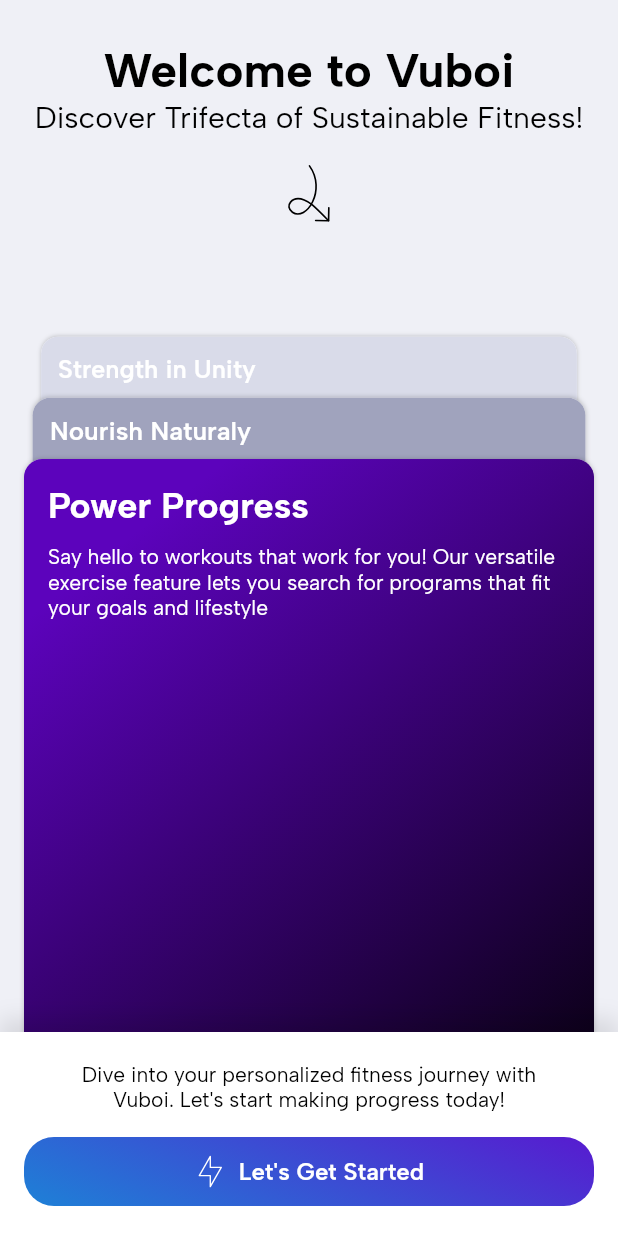
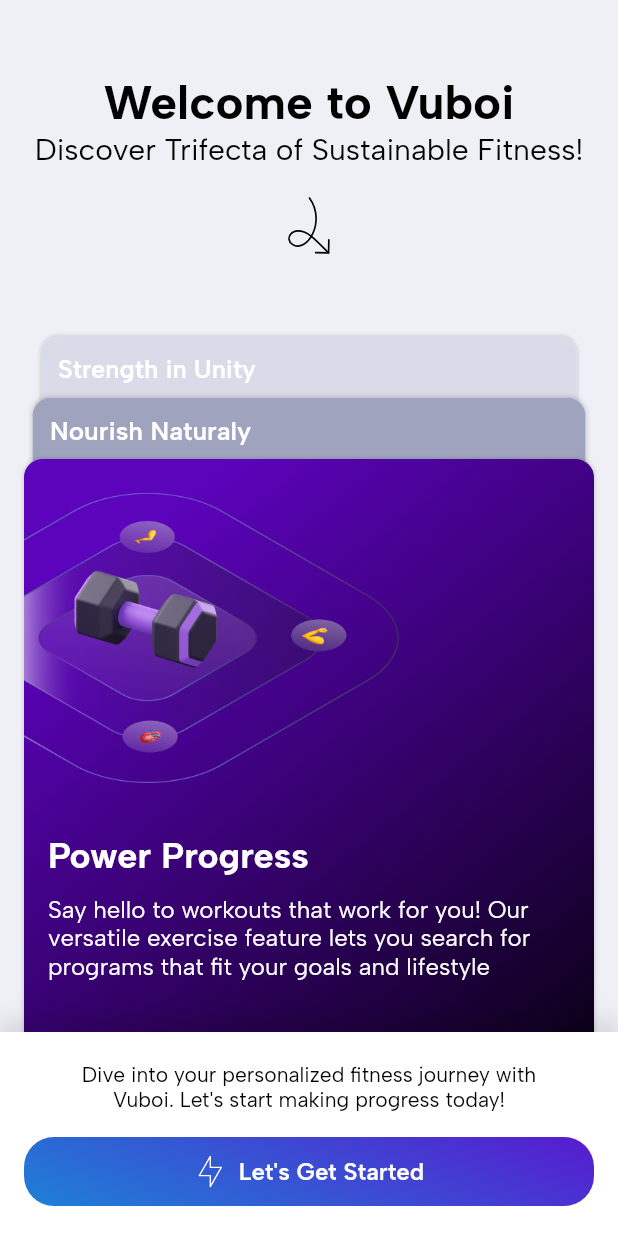
Before and after one commit to vuboitech/vuboi-fitness-app, a Flutter app: the screen it shows after launch, on a phone screen of 412 x 824 dp. Run offline on Flutter 3.47's test engine with Material 2 defaults, Android fonts, the phone set to English and light mode, and no system bars; our stand-ins replace firebase_auth, firebase_core, flutter_svg, google_fonts, google_sign_in, lottie; accounts and stored records are empty.

Commit message:
completing onboarding screen

```diff
--- a/lib/ui/screens/exersice_page.dart
+++ b/lib/ui/screens/exersice_page.dart
@@ -64,7 +64,7 @@ class ExersicePage extends StatelessWidget {
             opacityChangeOnDrag: true,
             swipeOrientation: CardOrientation.both,
             cardDismissOrientation: CardOrientation.both,
-            positionFactor: 2,
+            positionFactor: 2.2,
             scaleFactor: 1,
             alignment: Alignment.center,
             reverseOrder: true,
@@ -245,7 +245,7 @@ class ExersicePage extends StatelessWidget {
     final double containerWidth = MediaQuery
         .of(context)
         .size
-        .width - 16;
+        .width - 32;
 
     var list = <CardModel>[];
     list.add(
--- a/lib/ui/screens/on_boarding_screen.dart
+++ b/lib/ui/screens/on_boarding_screen.dart
@@ -7,7 +7,6 @@ import 'package:fitness/ui/widgets/modules/stacks/card_stack_widget.dart';
 import 'package:fitness/utils/app_color.dart';
 import 'package:flutter/material.dart';
 import 'package:flutter/services.dart';
-import 'package:flutter_facebook_auth/flutter_facebook_auth.dart';
 import 'package:google_sign_in/google_sign_in.dart';
 import 'package:lottie/lottie.dart';
 
@@ -18,9 +17,11 @@ class OnBoardingScreen extends StatefulWidget {
   State<OnBoardingScreen> createState() => _OnBoardingScreenState();
 }
 
-class _OnBoardingScreenState extends State<OnBoardingScreen> {
+class _OnBoardingScreenState extends State<OnBoardingScreen> with TickerProviderStateMixin {
   late double stackCardHeight;
   late double stackCardWidth;
+
+  late final AnimationController _arrowAnimationController;
 
   @override
   void initState() {
@@ -30,7 +31,15 @@ class _OnBoardingScreenState extends State<OnBoardingScreen> {
       statusBarBrightness: Brightness.light, //iOS
     ));
 
+    _arrowAnimationController = AnimationController(vsync: this);
+
     super.initState();
+  }
+
+  @override
+  void dispose() {
+    _arrowAnimationController.dispose();
+    super.dispose();
   }
 
   @override
@@ -42,7 +51,7 @@ class _OnBoardingScreenState extends State<OnBoardingScreen> {
         .width - 32;
 
     return Scaffold(
-      backgroundColor: Color(0xFFEFF0F6),
+      backgroundColor: const Color(0xFFEFF0F6),
       body: SafeArea(
         child: SizedBox(
           width: double.infinity,
@@ -51,7 +60,7 @@ class _OnBoardingScreenState extends State<OnBoardingScreen> {
             child: Column(
               crossAxisAlignment: CrossAxisAlignment.center,
               children: [
-                const SizedBox(height: 28),
+                SizedBox(height: MediaQuery.of(context).size.height * 0.06),
 
                 const Text(
                   'Welcome to Vuboi',
@@ -79,6 +88,11 @@ class _OnBoardingScreenState extends State<OnBoardingScreen> {
                       width: 118,
                       height: 118,
                       fit: BoxFit.fill,
+                      controller: _arrowAnimationController,
+                      onLoaded: (composition) {
+                        _arrowAnimationController.duration = composition.duration;
+                        _playDelayedArrowAnimation();
+                      }
                     ),
                   ),
                 ),
@@ -94,6 +108,7 @@ class _OnBoardingScreenState extends State<OnBoardingScreen> {
             height: stackCardHeight,
             child: CardStackWidget(
               opacityChangeOnDrag: true,
+              showIndicator: true,
               swipeOrientation: CardOrientation.both,
               cardDismissOrientation: CardOrientation.both,
               positionFactor: 2.4,
@@ -111,6 +126,7 @@ class _OnBoardingScreenState extends State<OnBoardingScreen> {
                     height: stackCardHeight,
                     width: stackCardWidth,
                     child: _onboardingItem(
+                      imageAsset: 'assets/images/img_dumbbell.png',
                       gradient: AppColor.purpleBlack,
                       title: "Power Progress",
                       description: "Say hello to workouts that work for you! Our versatile exercise feature lets you search for programs that fit your goals and lifestyle"
@@ -125,6 +141,7 @@ class _OnBoardingScreenState extends State<OnBoardingScreen> {
                     height: stackCardHeight,
                     width: stackCardWidth,
                     child: _onboardingItem(
+                      imageAsset: 'assets/images/img_yoghurt.png',
                       gradient: AppColor.cyanBlack,
                       title: "Nourish Naturaly",
                       description: "Say hello to workouts that work for you! Our versatile exercise feature lets you search for programs that fit your goals and lifestyle"
@@ -139,6 +156,7 @@ class _OnBoardingScreenState extends State<OnBoardingScreen> {
                     height: stackCardHeight,
                     width: stackCardWidth,
                     child: _onboardingItem(
+                      imageAsset: 'assets/images/img_social.png',
                       gradient: AppColor.redBlack,
                       title: "Strength in Unity",
                       description: "Connect, share, and learn from your friends workout routines and recipes. build a community that inspires and motivates you to keep going"
@@ -148,8 +166,7 @@ class _OnBoardingScreenState extends State<OnBoardingScreen> {
               ],
             ),
           ),
-          SafeArea(
-            child: Container(
+          Container(
             padding: const EdgeInsets.symmetric(
               horizontal: 16,
               vertical: 20
@@ -164,6 +181,7 @@ class _OnBoardingScreenState extends State<OnBoardingScreen> {
                 ),
               ],
             ),
+            child: SafeArea(
               child: Column(
                 mainAxisSize: MainAxisSize.min,
                 children: [
@@ -195,6 +213,25 @@ class _OnBoardingScreenState extends State<OnBoardingScreen> {
         ],
       ),
     );
+  }
+
+  void _playDelayedArrowAnimation() {
+    _arrowAnimationController.forward(from: 0);
+    Future.delayed(const Duration(milliseconds: 560), () {
+      _arrowAnimationController.stop();
+
+      _replayDelayedArrowAninmation();
+    });
+  }
+
+  void _replayDelayedArrowAninmation() {
+    Future.delayed(const Duration(seconds: 2), () {
+      _arrowAnimationController.forward();
+
+      Future.delayed(const Duration(seconds: 2), () {
+        _playDelayedArrowAnimation();
+      });
+    });
   }
 
   void _showAuthBottomSheet() {
@@ -244,7 +281,7 @@ class _OnBoardingScreenState extends State<OnBoardingScreen> {
             text: 'Continue with Facebook',
             onPressed: () async {
               // Trigger the sign-in flow
-                final LoginResult loginResult = await FacebookAuth.instance.login();
+              /*final LoginResult loginResult = await FacebookAuth.instance.login();
               switch (loginResult.status) {
                 case LoginStatus.success:
                   final OAuthCredential facebookAuthCredential = FacebookAuthProvider.credential(loginResult.accessToken!.token);
@@ -255,7 +292,7 @@ class _OnBoardingScreenState extends State<OnBoardingScreen> {
 
                 default:
 
-                }
+              }*/
             },
           ),
 
@@ -277,17 +314,30 @@ class _OnBoardingScreenState extends State<OnBoardingScreen> {
   }
 
   Widget _onboardingItem({
+    required String imageAsset,
     required String title,
     required String description,
     required LinearGradient gradient
   }) {
     return Container(
       width: double.infinity,
-      padding: const EdgeInsets.all(16),
       decoration: BoxDecoration(
         borderRadius: const BorderRadius.all(Radius.circular(12)),
         gradient: gradient,
       ),
+      child: Column(
+        crossAxisAlignment: CrossAxisAlignment.start,
+        mainAxisAlignment: MainAxisAlignment.start,
+        mainAxisSize: MainAxisSize.min,
+        children: [
+          const SizedBox(height: 20),
+          Image.asset(
+            imageAsset,
+            height: MediaQuery.of(context).size.height * 0.24,
+          ),
+          const SizedBox(height: 32),
+          Padding(
+            padding: const EdgeInsets.symmetric(horizontal: 16),
             child: Column(
               crossAxisAlignment: CrossAxisAlignment.start,
               children: [
@@ -304,7 +354,11 @@ class _OnBoardingScreenState extends State<OnBoardingScreen> {
                   description,
                   style: const TextStyle(
                     fontWeight: FontWeight.w400,
+                    fontSize: 16,
                     color: Colors.white
+                  ),
+                ),
+              ],
             ),
           ),
         ],
--- a/lib/ui/widgets/base/slider_indicator.dart
+++ b/lib/ui/widgets/base/slider_indicator.dart
@@ -5,7 +5,8 @@ class SliderIndicator extends StatelessWidget {
   final int activeIndicator;
   final double indicatorSize;
 
-  SliderIndicator({
+  const SliderIndicator({
+    super.key,
     required this.indicatorCount,
     required this.activeIndicator,
     this.indicatorSize = 8
--- a/lib/ui/widgets/modules/stacks/card_stack_widget.dart
+++ b/lib/ui/widgets/modules/stacks/card_stack_widget.dart
@@ -21,6 +21,8 @@ class CardStackWidget extends StatefulWidget {
 
   /// List of card shown.
   final List<CardModel> cardList;
+
+  final bool showIndicator;
 
   /// Scale factor for items into the list.
   final double scaleFactor;
@@ -69,6 +71,7 @@ class CardStackWidget extends StatefulWidget {
     this.alignment,
     this.reverseOrder = false,
     this.onCardTap,
+    this.showIndicator = false,
     this.opacityChangeOnDrag = false,
     this.animateCardScale = false,
     this.dismissedCardDuration,
@@ -91,6 +94,7 @@ class CardStackWidget extends StatefulWidget {
     this.alignment,
     this.reverseOrder = false,
     this.onCardTap,
+    this.showIndicator = false,
     this.opacityChangeOnDrag = false,
     this.animateCardScale = false,
     this.dismissedCardDuration,
@@ -162,6 +166,7 @@ class _CardStackWidgetState extends State<CardStackWidget>
       final card = CardWidget(
         position: currentIndex,
         totalItem: lengthCardList,
+        showIndicator: widget.showIndicator,
         listenableDismissedAnimation: currentIndex == 0 ? listenableStartingAnimation : null,
         listenablePositionTop: listenableTop,
         listenableScale: listenableScale,
--- a/lib/ui/widgets/modules/stacks/card_widget.dart
+++ b/lib/ui/widgets/modules/stacks/card_widget.dart
@@ -7,6 +7,7 @@ class CardWidget extends StatefulWidget {
 
   final int position;
   final int totalItem;
+  final bool showIndicator;
 
   final double? scale;
 
@@ -52,6 +53,7 @@ class CardWidget extends StatefulWidget {
     Key? key,
     required this.position,
     required this.totalItem,
+    required this.showIndicator,
     required this.listenableScale,
     required this.listenablePositionTop,
     required this.positionTop,
@@ -116,6 +118,7 @@ class _CardWidgetState extends State<CardWidget> with TickerProviderStateMixin {
           onCardTap: widget.onCardTap,
           positionTop: widget.positionTop,
           scale: scale,
+          showIndicator: widget.showIndicator,
         );
       },
     );
@@ -250,6 +253,7 @@ class _CardWidgetState extends State<CardWidget> with TickerProviderStateMixin {
 class CardBodyWidget extends StatelessWidget {
   final int position;
   final int totalItem;
+  final bool showIndicator;
 
   /// Value for dismissed animation
   final double? dismissedAnimationValue;
@@ -289,6 +293,7 @@ class CardBodyWidget extends StatelessWidget {
     Key? key,
     required this.position,
     required this.totalItem,
+    required this.showIndicator,
     required this.model,
     required this.listenablePositionTop,
     required this.listenableScale,
@@ -328,6 +333,7 @@ class CardBodyWidget extends StatelessWidget {
           child: CardChildWidget(
             position: position,
             totalItem: totalItem,
+            showIndicator: showIndicator,
             handleVerticalEnd: handleVerticalEnd,
             handleVerticalUpdate: handleVerticalUpdate,
             model: model,
@@ -342,6 +348,7 @@ class CardBodyWidget extends StatelessWidget {
 class CardChildWidget extends StatelessWidget {
   final int position;
   final int totalItem;
+  final bool showIndicator;
 
   /// The card model
   final CardModel model;
@@ -359,6 +366,7 @@ class CardChildWidget extends StatelessWidget {
     Key? key,
     required this.position,
     required this.totalItem,
+    required this.showIndicator,
     required this.model,
     required this.handleVerticalUpdate,
     required this.handleVerticalEnd,
@@ -403,7 +411,7 @@ class CardChildWidget extends StatelessWidget {
               margin: const EdgeInsets.all(12),
               child: Text(
                 model.cardTitle ?? "",
-                style: TextStyle(
+                style: const TextStyle(
                   fontSize: 18,
                   fontWeight: FontWeight.w600,
                   color: Colors.white
--- a/pubspec.yaml
+++ b/pubspec.yaml
@@ -18,7 +18,7 @@ dependencies:
   firebase_core: ^2.14.0
   firebase_auth: ^4.6.3
   google_sign_in: ^6.1.4
-  flutter_facebook_auth: ^6.0.0
+#  flutter_facebook_auth: ^6.0.0
   sign_in_with_apple: ^5.0.0
   crypto: ^3.0.3
 
```
Also changed, not shown: assets/images/img_dumbbell.png (added), assets/images/img_social.png (added), assets/images/img_yoghurt.png (added), pubspec.lock, 6 other files. Lines whose indentation alone changed are shown as unchanged.
